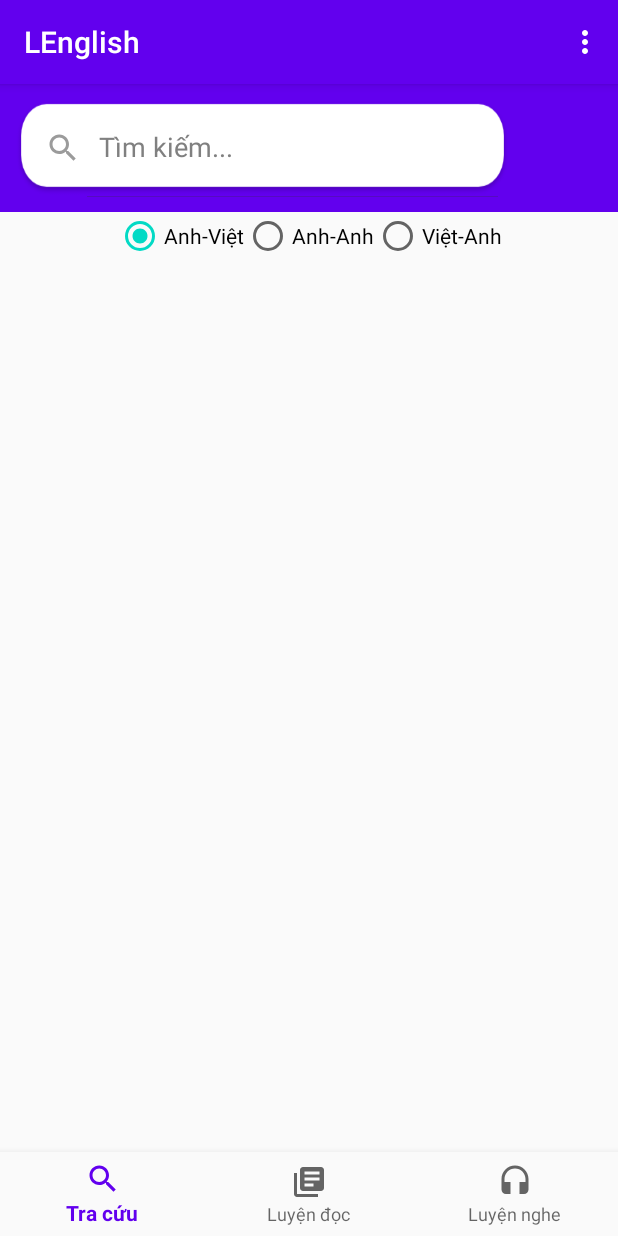
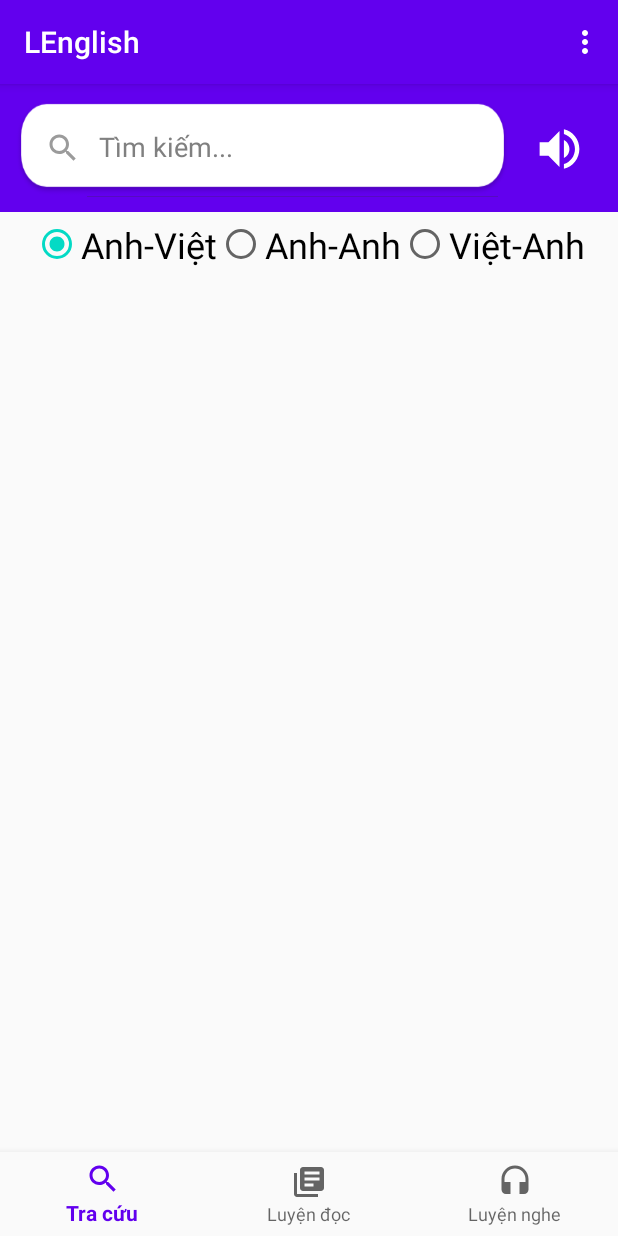
Before and after one commit to NguyenBaDat99/LTDD_TH71_Nhom8, an Android app: the screen it shows after launch (Main), on a phone screen of 412 x 824 dp. Run offline under Robolectric (Android 15) with nearby library versions, the phone set to English and light mode, and no system bars.

Commit message:
Cải thiện dịch Anh-Anh

```diff
--- a/app/src/main/java/com/example/dictionary/fragment/TraCuuFragment.java
+++ b/app/src/main/java/com/example/dictionary/fragment/TraCuuFragment.java
@@ -1,9 +1,12 @@
 package com.example.dictionary.fragment;
 
+import android.media.AudioManager;
+import android.media.MediaPlayer;
 import android.os.Bundle;
 import android.view.LayoutInflater;
 import android.view.View;
 import android.view.ViewGroup;
+import android.widget.Button;
 import android.widget.RadioGroup;
 import android.widget.TextView;
 
@@ -26,6 +29,9 @@ public class TraCuuFragment extends Fragment {
     RadioGroup radioCachTraCuu;
     SearchView searchView;
     String url; //Đường dẫn cho api
+    Button btnPlay;
+
+    MediaPlayer mediaPlayer = new MediaPlayer();
 
     @Nullable
     @Override
@@ -38,7 +44,7 @@ public class TraCuuFragment extends Fragment {
         radioCachTraCuu.setOnCheckedChangeListener(new RadioGroup.OnCheckedChangeListener(){
             public void onCheckedChanged(RadioGroup group, int checkedId) {
                 // checkedId is the RadioButton selected
-                tuCanTra  = searchView.getQuery().toString();
+//                tuCanTra  = searchView.getQuery().toString();
                 switch(checkedId) {
 
                     case R.id.radio_av:{
@@ -62,7 +68,6 @@ public class TraCuuFragment extends Fragment {
         searchView.setOnQueryTextListener(new SearchView.OnQueryTextListener() {
             @Override
             public boolean onQueryTextSubmit(String query) {
-                tuCanTra  = searchView.getQuery().toString();
 
                 traTu(cachTraCuu);
 
@@ -74,11 +79,24 @@ public class TraCuuFragment extends Fragment {
             }
         });
 
+        btnPlay = view.findViewById(R.id.btn_play);
+        btnPlay.setOnClickListener(new View.OnClickListener() {
+            @Override
+            public void onClick(View v) {
+                mediaPlayer.start();
+            }
+        });
+
+
+
         return view;
     }
 
     //Hàm tra từ cần dịch và xuất kết quả dịch
     private void traTu(int cachTraCuu) {
+        tuCanTra  = searchView.getQuery().toString();
+        mediaPlayer.setAudioStreamType(AudioManager.STREAM_MUSIC);
+        mediaPlayer.reset();
         switch (cachTraCuu)
         {
             case 0: {
@@ -88,7 +106,7 @@ public class TraCuuFragment extends Fragment {
                 String a = "";
             }break;
             case 1: {
-                DictionaryRequest dR = new DictionaryRequest(txtKetQua);
+                DictionaryRequest dR = new DictionaryRequest(txtKetQua, mediaPlayer);
                 url = dictionaryEntries();
                 dR.execute(url);
             }break;
@@ -99,10 +117,10 @@ public class TraCuuFragment extends Fragment {
     private String dictionaryEntries() {
         final String language = "en-gb";
         final String word = tuCanTra;
-        final String fields = "definitions";
+        final String fields = "";
         final String strictMatch = "false";
         final String word_id = word.toLowerCase();
-        return "https://od-api.oxforddictionaries.com:443/api/v2/entries/" + language + "/" + word_id + "?" + "fields=" + fields + "&strictMatch=" + strictMatch;
+        return "https://od-api.oxforddictionaries.com:443/api/v2/entries/" + language + "/" + word_id + "?" + "&strictMatch=" + strictMatch;
     }
     //Tạo đường dẫn liên kết api TraCau (Anh-Việt)
     private String dictionaryEntriesTraCau() {
--- /dev/null
+++ b/app/src/main/res/drawable/ic_volume_up_black_24dp.xml
@@ -0,0 +1,5 @@
+<vector android:height="24dp" android:tint="#FFFFFF"
+    android:viewportHeight="24.0" android:viewportWidth="24.0"
+    android:width="24dp" xmlns:android="http://schemas.android.com/apk/res/android">
+    <path android:fillColor="#FFFFFF" android:pathData="M3,9v6h4l5,5L12,4L7,9L3,9zM16.5,12c0,-1.77 -1.02,-3.29 -2.5,-4.03v8.05c1.48,-0.73 2.5,-2.25 2.5,-4.02zM14,3.23v2.06c2.89,0.86 5,3.54 5,6.71s-2.11,5.85 -5,6.71v2.06c4.01,-0.91 7,-4.49 7,-8.77s-2.99,-7.86 -7,-8.77z"/>
+</vector>
--- a/app/src/main/res/layout/fragment_tra_cuu.xml
+++ b/app/src/main/res/layout/fragment_tra_cuu.xml
@@ -1,6 +1,7 @@
 <?xml version="1.0" encoding="utf-8"?>
 <androidx.constraintlayout.widget.ConstraintLayout xmlns:android="http://schemas.android.com/apk/res/android"
     xmlns:app="http://schemas.android.com/apk/res-auto"
+    xmlns:tools="http://schemas.android.com/tools"
     android:layout_width="match_parent"
     android:layout_height="match_parent">
 
@@ -27,7 +28,18 @@
             android:theme="@style/SearchTextViewTheme"
             app:iconifiedByDefault="false"
             app:queryHint="Tìm kiếm..."
-            app:searchIcon="@drawable/ic_search_gray_24dp" />
+            app:searchIcon="@drawable/ic_search_gray_24dp"/>
+
+        <Button
+            android:id="@+id/btn_play"
+            android:layout_width="35dp"
+            android:layout_height="36dp"
+            android:layout_marginTop="25dp"
+            android:layout_marginLeft="15dp"
+            android:background="@drawable/ic_volume_up_black_24dp"
+            app:layout_constraintEnd_toEndOf="parent"
+            app:layout_constraintTop_toBottomOf="@+id/radio_dich"
+            />
 
     </LinearLayout>
 
@@ -36,6 +48,7 @@
         android:layout_width="wrap_content"
         android:layout_height="wrap_content"
         android:orientation="horizontal"
+        android:padding="5dp"
         app:layout_constraintEnd_toEndOf="parent"
         app:layout_constraintStart_toStartOf="parent"
         app:layout_constraintTop_toBottomOf="@+id/linearLayout">
@@ -45,22 +58,26 @@
             android:layout_width="wrap_content"
             android:layout_height="wrap_content"
             android:text="Anh-Việt"
+            android:textSize="24sp"
             android:checked="true"/>
 
         <RadioButton
             android:id="@+id/radio_aa"
             android:layout_width="wrap_content"
             android:layout_height="wrap_content"
-            android:text="Anh-Anh" />
+            android:text="Anh-Anh"
+            android:textSize="24sp"/>
 
         <RadioButton
             android:id="@+id/radio_va"
             android:layout_width="wrap_content"
             android:layout_height="wrap_content"
-            android:text="Việt-Anh" />
+            android:text="Việt-Anh"
+            android:textSize="24sp"/>
     </RadioGroup>
 
     <ScrollView
+        android:id="@+id/scrollView2"
         android:layout_width="411dp"
         android:layout_height="540dp"
         app:layout_constraintEnd_toEndOf="parent"
@@ -72,7 +89,9 @@
             android:id="@+id/txtKetQua"
             android:layout_width="match_parent"
             android:layout_height="wrap_content"
-            android:textSize="25sp" />
+            android:layout_margin="15dp"
+            android:textColor="#000000"
+            android:textSize="28sp" />
     </ScrollView>
 
 
```
Also changed, not shown: app/src/main/java/com/example/dictionary/DictionaryRequest.java (+29 -7 lines).
